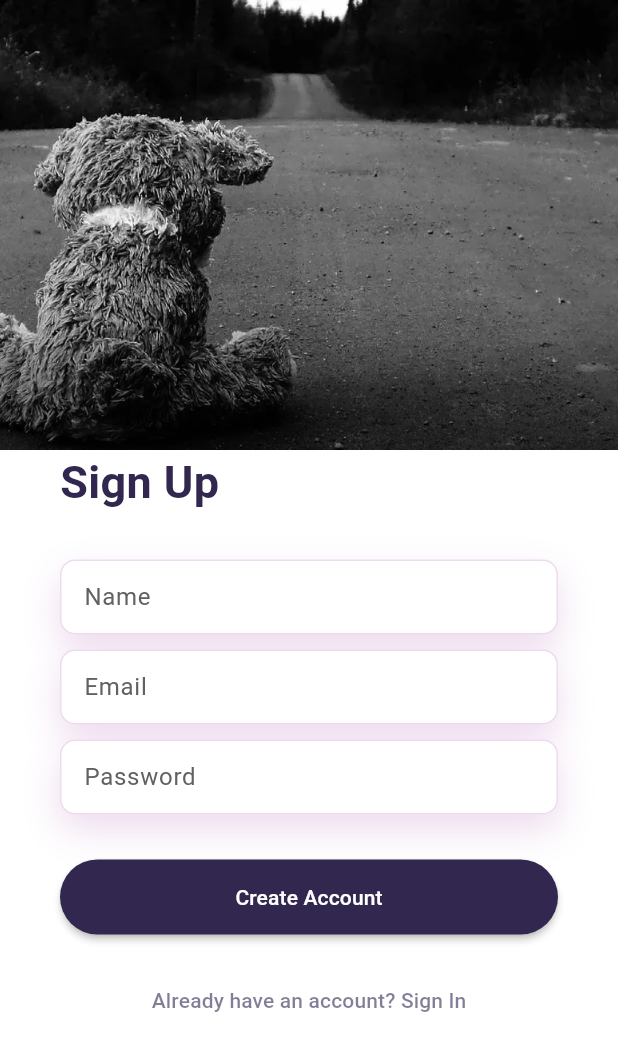
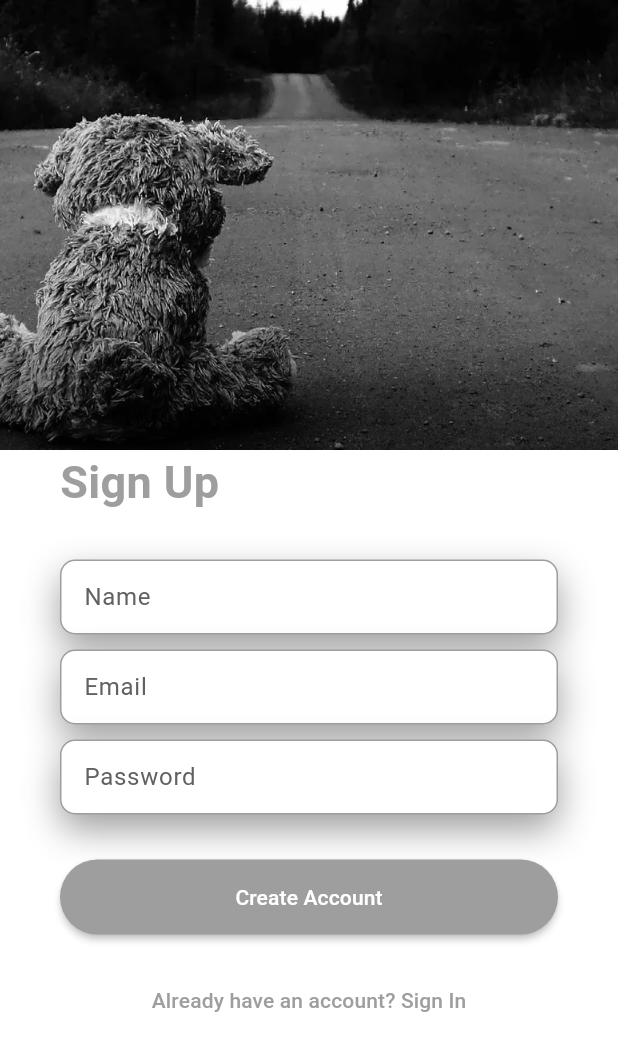
Before and after one commit to AbrorAzizov/APP_FOR_Recoe_Genie_Test, a Flutter app: the screen it shows after launch, on a phone screen of 412 x 824 dp. Shown: the top 1051 px of the screen. Run offline on Flutter 3.47's test engine with Material 3 defaults, Android fonts, the phone set to English and light mode, and no system bars; our stand-ins replace animate_do, bloc, cached_network_image, cloud_firestore, dartz, dio and 7 more; accounts and stored records are empty.

```diff
--- a/lib/core/errors/firebase_auth_errors.dart
+++ b/lib/core/errors/firebase_auth_errors.dart
@@ -4,14 +4,15 @@ import 'package:flutter/foundation.dart' show immutable;
 
 
 const Map<String, AuthError> authErrorMapping = {
-  'The supplied auth credential is incorrect, malformed or has expired': AuthErrorUserNotFound(),
+  'user-not-found': AuthErrorUserNotFound(),
   'weak-password': AuthErrorWeakPassword(),
-  'auth/invalid-email': AuthErrorInvalidEmail(),
-  'auth/email-already-exists': AuthErrorEmailAlreadyInUse(),
+  'invalid-email': AuthErrorInvalidEmail(),
+  'email-already-in-use': AuthErrorEmailAlreadyInUse(),
   'operation-not-allowed': AuthErrorOperationNotAllowed(),
   'requires-recent-login': AuthErrorRequiresRecentLogin(),
-  'no-current-user': AuthErrorNoCurrentUser(),
+  'no-current-user': AuthErrorNoCurrentUser(), // Это может быть твоя кастомная ошибка
 };
+
 
 @immutable
 abstract class AuthError {
--- a/lib/features/auth/bloc/auth_cubit.dart
+++ b/lib/features/auth/bloc/auth_cubit.dart
@@ -43,11 +43,12 @@ class AuthCubit extends Cubit<AuthState> {
   Future<void> signIn(SignInParameters params) async {
     emit(AuthStateLoading());
 
-      Either response = await sl<AuthRepo>().signIn(params);
+      final response = await sl<AuthRepo>().signIn(params);
 
       response.fold((error) {
         emit(AuthStateError(authError: error));
       }, (data) {
+
         emit(AuthStateLoggedIn());
       });
 
--- a/lib/features/auth/pages/auth_view.dart
+++ b/lib/features/auth/pages/auth_view.dart
@@ -19,19 +19,20 @@ class AuthView extends StatelessWidget {
         }
 
         if (state is AuthStateLoggedIn) {
+          print('hi');
           return HomeView();
         }
+
         return Container();
       },
-      listener: (context, state) {
+      listener: (context, state) async {
+
         if (state is! AuthStateLoading && ModalRoute.of(context)?.isCurrent != true) {
           Navigator.of(context).pop();
         }
 
-
-
         if (state is AuthStateError) {
-          showFirebaseErrorDialog(
+          await showFirebaseErrorDialog(
               context: context, authError: AuthError.from(state.authError));
         }
       },
--- a/lib/features/auth/pages/login_page.dart
+++ b/lib/features/auth/pages/login_page.dart
@@ -26,10 +26,7 @@ class _SignInState extends State<SignIn> {
 
   @override
   Widget build(BuildContext context) {
-    final width = MediaQuery
-        .of(context)
-        .size
-        .width;
+
     return Scaffold(
       backgroundColor: Colors.white,
       body: SingleChildScrollView(
--- a/lib/features/auth/pages/signup_page.dart
+++ b/lib/features/auth/pages/signup_page.dart
@@ -20,8 +20,6 @@ class _SignUpPageState extends State<SignUpPage> {
 
   @override
   Widget build(BuildContext context) {
-    final width = MediaQuery.of(context).size.width;
-
     return Scaffold(
       backgroundColor: Colors.white,
       body: SingleChildScrollView(
@@ -70,7 +68,7 @@ class _SignUpPageState extends State<SignUpPage> {
                       style: TextStyle(
                         fontSize: 30,
                         fontWeight: FontWeight.bold,
-                        color: Color.fromRGBO(49, 39, 79, 1),
+                        color:Colors.grey,
                       ),
                     ),
                   ),
@@ -101,7 +99,7 @@ class _SignUpPageState extends State<SignUpPage> {
                         context.read<AuthCubit>().sigUp(SignUpParameters(password: password, email: email,username: name));
                       },
                       height: 50,
-                      color: Color.fromRGBO(49, 39, 79, 1),
+                      color: Colors.grey,
                       shape: RoundedRectangleBorder(
                         borderRadius: BorderRadius.circular(50),
                       ),
@@ -127,7 +125,7 @@ class _SignUpPageState extends State<SignUpPage> {
                         child: Text(
                           "Already have an account? Sign In",
                           style: TextStyle(
-                            color: Color.fromRGBO(49, 39, 79, .6),
+                            color: Colors.grey,
                           ),
                         ),
                       ),
@@ -147,12 +145,12 @@ class _SignUpPageState extends State<SignUpPage> {
     return Container(
       padding: EdgeInsets.symmetric(horizontal: 15),
       decoration: BoxDecoration(
-        border: Border.all(color: Color.fromRGBO(196, 135, 198, .3)),
+        border: Border.all(color:Colors.grey),
         color: Colors.white,
         borderRadius: BorderRadius.circular(10),
         boxShadow: [
           BoxShadow(
-            color: Color.fromRGBO(196, 135, 198, .3),
+            color: Colors.grey,
             blurRadius: 20,
             offset: Offset(0, 10),
           ),
--- a/lib/features/home/view/post_widget.dart
+++ b/lib/features/home/view/post_widget.dart
@@ -80,13 +80,13 @@ class PostWidget extends StatelessWidget {
               ),
             ),
           ],
-          SizedBox(width: 5,),
+          SizedBox(height: 10,),
           Text(post.postText,style: TextStyle(
             fontSize: 20
           ),),
 
 
-          SizedBox(width: 5,),
+          SizedBox(height: 5,),
           Row(
             children: [
               IconButton(onPressed: () async {},
@@ -103,7 +103,7 @@ class PostWidget extends StatelessWidget {
             ],
           ),
           SizedBox(height: 20,),
-          BlocProvider(create: (context) => CommentCubit(),
+          BlocProvider(create: (context) => CommentCubit()..loadComments(post.id),
           child: CommentSection(postId: post.id,),)
         ],
       ),
```
Also changed, not shown: lib/features/home/view/comment_section.dart (+18 -12 lines), lib/features/home/view/create_post_page.dart (+1 -17 lines), lib/features/home/view/home_view.dart (+12 -6 lines).
